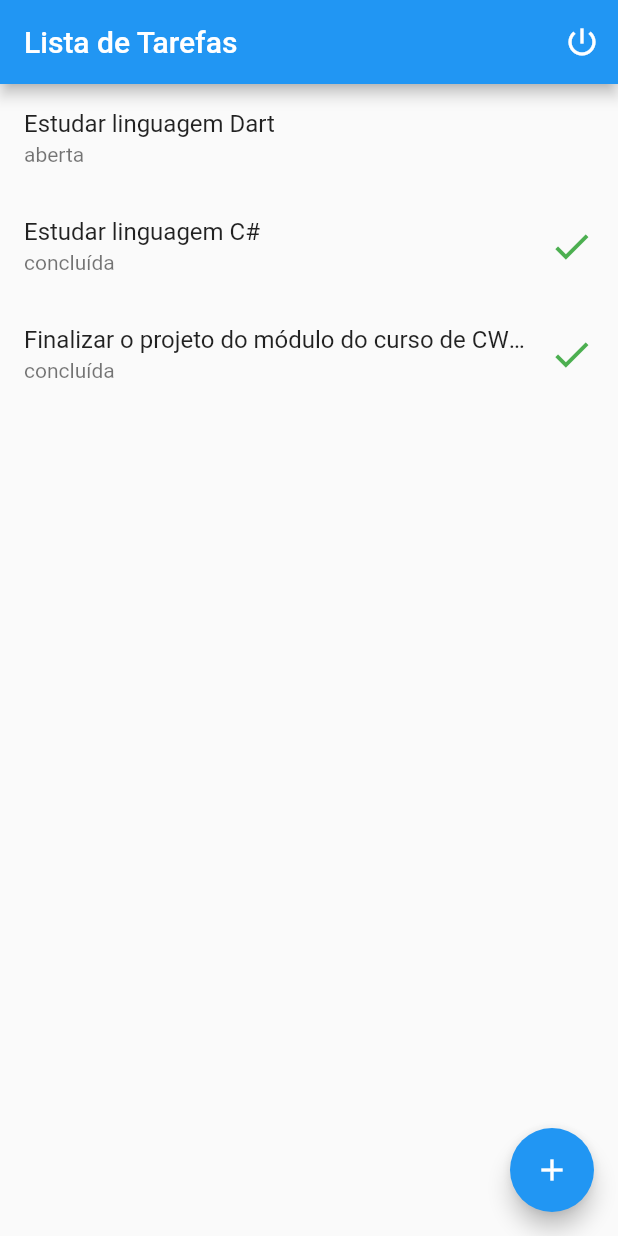
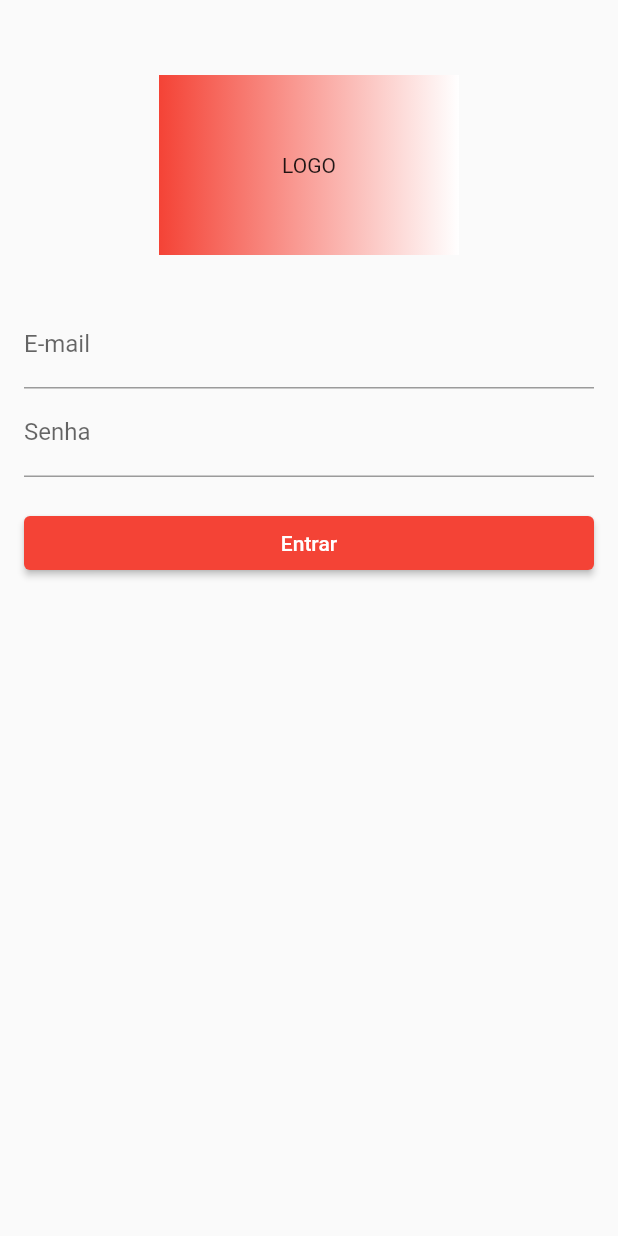
Before and after one commit to professordezani/tarefa-flutter, a Flutter app: the screen it shows after launch, on a phone screen of 412 x 824 dp. Run offline on Flutter 3.47's test engine with Material 2 defaults, Android fonts, the phone set to English and light mode, and no system bars; our stand-ins replace shared_preferences.

Commit message:
Projeto parcial

```diff
--- a/lib/main.dart
+++ b/lib/main.dart
@@ -1,6 +1,7 @@
 import 'package:flutter/material.dart';
 import 'package:tarefas_app/pages/cadastro.page.dart';
 import 'package:tarefas_app/pages/lista.page.dart';
+import 'package:tarefas_app/pages/login.page.dart';
 
 void main() => runApp(App());
 
@@ -9,11 +10,15 @@ class App extends StatelessWidget {
   Widget build(BuildContext context) {
 
     var routes = {
-      '/': (context) => ListaPage(),
+      '/': (context) => LoginPage(),
+      '/lista': (context) => ListaPage(),
       '/cadastro': (context) => CadastroPage(),
     };
 
     return MaterialApp(
+      theme: ThemeData(
+        primaryColor: Colors.red,
+      ),
       debugShowCheckedModeBanner: false,
       routes: routes,
       initialRoute: '/',
--- /dev/null
+++ b/lib/pages/login.page.dart
@@ -0,0 +1,100 @@
+import 'package:flutter/material.dart';
+import 'package:http/http.dart' as http;
+import 'package:shared_preferences/shared_preferences.dart';
+import 'dart:convert';
+
+class LoginPage extends StatelessWidget {
+  var _formKey = GlobalKey<FormState>();
+
+  String email;
+  String senha;
+
+  void _login(BuildContext context) async {
+    final String url = 'https://tarefas-api.herokuapp.com/usuario/login';
+    var response = await http.post(
+      url,
+      body: jsonEncode({'email': email, 'senha': senha}),
+      headers: {'Content-Type': 'application/json; charset=utf-8'}
+    );
+
+    if(response.statusCode == 200) {
+      var token = jsonDecode(response.body)['token'];
+      var preferences = await SharedPreferences.getInstance();
+      preferences.setString('token', token);
+
+      Navigator.of(context).pushReplacementNamed('/lista');
+    }
+    else {
+      print('Erro no login');
+    }
+  }
+
+  @override
+  Widget build(BuildContext context) {
+    return Scaffold(
+      body: SingleChildScrollView(
+        child: Container(
+          margin: EdgeInsets.fromLTRB(16, 20, 16, 0),
+          child: Form(
+            key: _formKey,
+            child: Column(
+              children: [
+                Container(
+                  width: 200,
+                  height: 120,
+                  decoration: BoxDecoration(
+                    gradient: LinearGradient(
+                      colors: [
+                        Theme.of(context).primaryColor,
+                        Colors.white,
+                      ],
+                    ),
+                  ),
+                  margin: EdgeInsets.symmetric(vertical: 30),
+                  child: Center(
+                    child: Text("LOGO"),
+                  ),
+                ),
+                TextFormField(
+                  decoration: InputDecoration(
+                    labelText: 'E-mail',
+                  ),
+                  onSaved: (value) => email = value,
+                  validator: (value) =>
+                      value.isEmpty ? "Campo Obrigatório" : null,
+                  keyboardType: TextInputType.emailAddress,
+                ),
+                TextFormField(
+                  decoration: InputDecoration(
+                    labelText: 'Senha',
+                  ),
+                  onSaved: (value) => senha = value,
+                  validator: (value) =>
+                      value.isEmpty ? "Campo Obrigatório" : null,
+                  obscureText: true,
+                ),
+                SizedBox(
+                  height: 20,
+                ),
+                ButtonTheme(
+                  minWidth: double.infinity,
+                  buttonColor: Theme.of(context).primaryColor,
+                  textTheme: ButtonTextTheme.primary,
+                  child: RaisedButton(
+                    child: Text("Entrar"),
+                    onPressed: () {
+                      if (_formKey.currentState.validate()) {
+                        _formKey.currentState.save();
+                        _login(context);
+                      }
+                    },
+                  ),
+                ),
+              ],
+            ),
+          ),
+        ),
+      ),
+    );
+  }
+}
--- a/lib/widgets/tarefa-item.dart
+++ b/lib/widgets/tarefa-item.dart
@@ -1,30 +1,56 @@
 import 'package:flutter/material.dart';
+import 'package:tarefas_app/models/tarefa.dart';
+import 'package:http/http.dart' as http;
+import 'package:shared_preferences/shared_preferences.dart';
+import 'dart:convert';
 
-class TarefaItem extends StatelessWidget {
-  final String nome;
-  final bool concluida;
+class TarefaItem extends StatefulWidget {
+  final Tarefa tarefa;
 
-  TarefaItem(this.nome, this.concluida);
+  TarefaItem(this.tarefa);
+
+  @override
+  _TarefaItemState createState() => _TarefaItemState();
+}
+
+class _TarefaItemState extends State<TarefaItem> {
+  Future<void> update(bool concluida) async {
+    // recuperar o token:
+    var preferences = await SharedPreferences.getInstance();
+    final String token = preferences.getString('token');
+
+    // acessar a API:
+    var response = await http.put(
+      'https://tarefas-api.herokuapp.com/tarefa/${widget.tarefa.id}',
+      body: jsonEncode({"nome": widget.tarefa.nome, "concluida": concluida}),
+      headers: {
+        'Content-Type': 'application/json; charset=utf-8',
+        'Authorization': 'Bearer $token'
+        },
+    );
+
+    if(response.statusCode == 200) {
+      setState(() {
+        widget.tarefa.concluida = concluida;
+      });
+    }
+  }
 
   @override
   Widget build(BuildContext context) {
-    return ListTile(
+    return CheckboxListTile(
       title: Text(
-        nome,
+        widget.tarefa.nome,
         style: TextStyle(
           fontWeight: FontWeight.normal,
         ),
         maxLines: 1,
         overflow: TextOverflow.ellipsis,
       ),
-      subtitle: concluida ? Text('concluída') : Text('aberta'),
-      trailing: concluida
-          ? Icon(
-              Icons.check,
-              color: Colors.green,
-              size: 30,
-            )
-          : SizedBox(),
+      activeColor: Theme.of(context).primaryColor,
+      // subtitle: concluida ? Text('concluída') : Text('aberta'),
+      value: widget.tarefa.concluida,
+      onChanged: update,
     );
   }
 }
--- a/pubspec.yaml
+++ b/pubspec.yaml
@@ -28,6 +28,8 @@ dependencies:
   # The following adds the Cupertino Icons font to your application.
   # Use with the CupertinoIcons class for iOS style icons.
   cupertino_icons: ^0.1.3
+  http: ^0.12.1
+  shared_preferences: ^0.5.7+3
 
 dev_dependencies:
   flutter_test:
```
Also changed, not shown: lib/models/tarefa.dart (added, +16 -0 lines), lib/pages/cadastro.page.dart (+39 -4 lines), lib/pages/lista.page.dart (+80 -7 lines), pubspec.lock, 3 other files.
